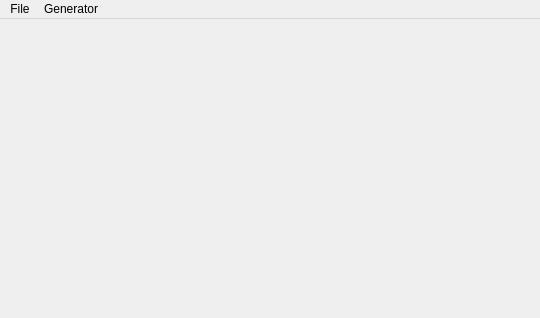
The window that src/GUI/views/mainwindow.ui (FireFragment/generator-of-generators) describes before a commit, drawn with Qt 5.
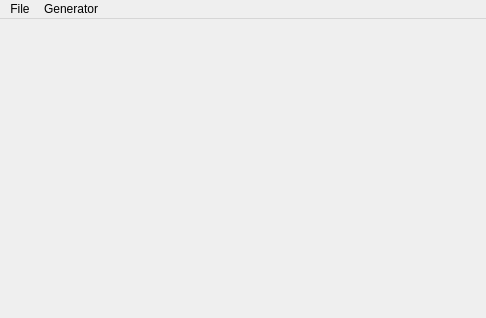
The same window after the commit. Icons and pictures are not drawn. Custom widgets are drawn as their Qt base class.

```diff
--- a/src/GUI/views/mainwindow.ui
+++ b/src/GUI/views/mainwindow.ui
@@ -6,7 +6,7 @@
    <rect>
     <x>0</x>
     <y>0</y>
-    <width>540</width>
+    <width>486</width>
     <height>318</height>
    </rect>
   </property>
@@ -18,7 +18,7 @@
     <rect>
      <x>0</x>
      <y>0</y>
-     <width>540</width>
+     <width>486</width>
      <height>29</height>
     </rect>
    </property>
```
Left out of the diff: 36 changed lines with no effect on the pictures.
